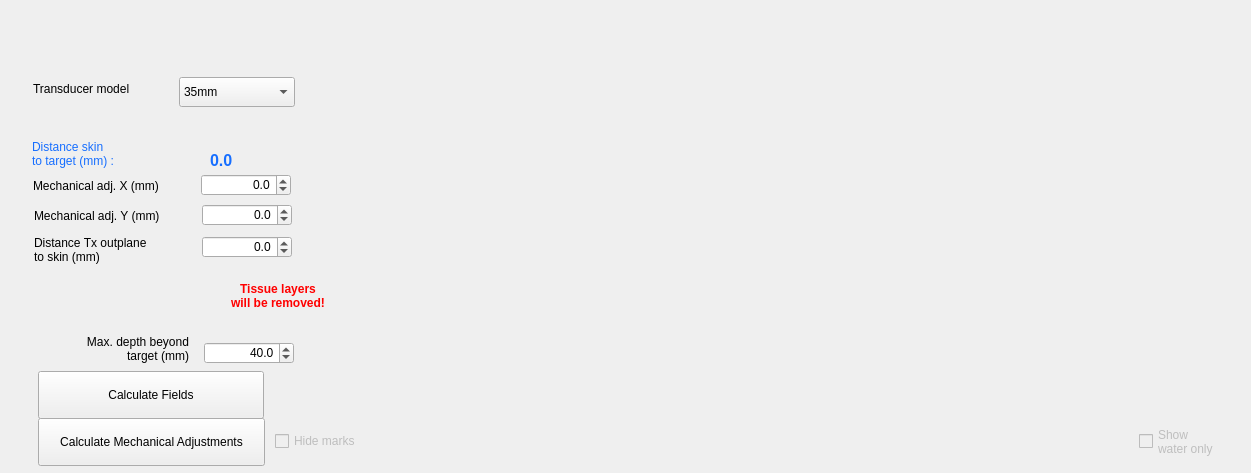
Before: the Qt Designer form BabelBrain/Babel_SingleTx/formBx.ui in ProteusMRIgHIFU/BabelBrain, drawn with Qt 5.
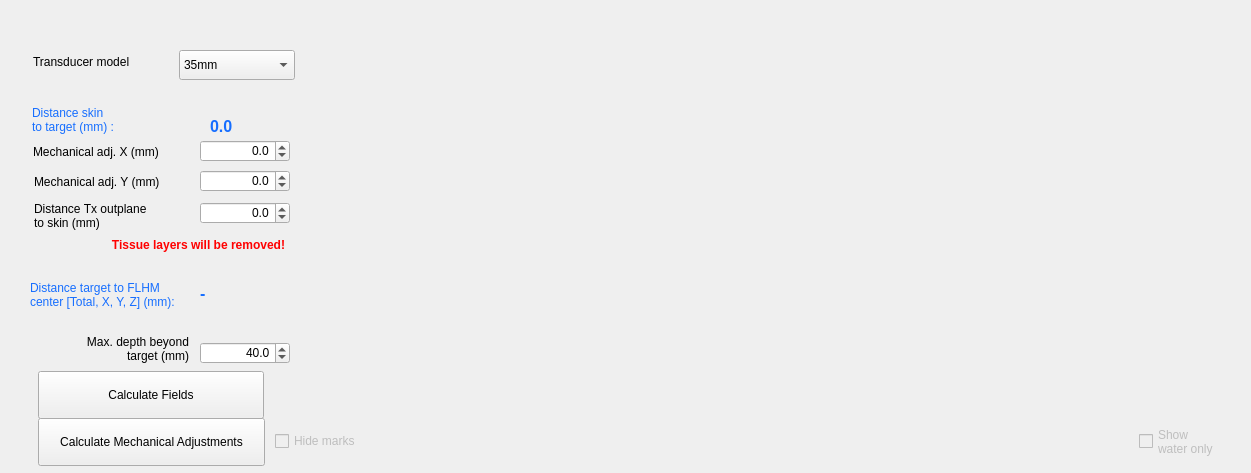
After: the same form once the commit is applied.

Commit message:
Add Display in Step 2 to show distance of target to FLHM
plus some cleanup of UIs files

Diff of the .ui file:
```diff
--- a/BabelBrain/Babel_SingleTx/formBx.ui
+++ b/BabelBrain/Babel_SingleTx/formBx.ui
@@ -20,7 +20,7 @@
    <property name="geometry">
     <rect>
      <x>33</x>
-     <y>176</y>
+     <y>142</y>
      <width>143</width>
      <height>20</height>
     </rect>
@@ -33,7 +33,7 @@
    <property name="geometry">
     <rect>
      <x>210</x>
-     <y>145</y>
+     <y>111</y>
      <width>76</width>
      <height>31</height>
     </rect>
@@ -58,7 +58,7 @@
    <property name="geometry">
     <rect>
      <x>32</x>
-     <y>135</y>
+     <y>101</y>
      <width>150</width>
      <height>38</height>
     </rect>
@@ -77,8 +77,8 @@
   <widget class="QDoubleSpinBox" name="XMechanicSpinBox">
    <property name="geometry">
     <rect>
-     <x>201</x>
-     <y>174</y>
+     <x>200</x>
+     <y>140</y>
      <width>90</width>
      <height>22</height>
     </rect>
@@ -106,7 +106,7 @@
    <property name="geometry">
     <rect>
      <x>34</x>
-     <y>206</y>
+     <y>172</y>
      <width>143</width>
      <height>20</height>
     </rect>
@@ -118,8 +118,8 @@
   <widget class="QDoubleSpinBox" name="YMechanicSpinBox">
    <property name="geometry">
     <rect>
-     <x>202</x>
-     <y>204</y>
+     <x>200</x>
+     <y>170</y>
      <width>90</width>
      <height>22</height>
     </rect>
@@ -156,8 +156,8 @@
   <widget class="QDoubleSpinBox" name="SkinDistanceSpinBox">
    <property name="geometry">
     <rect>
-     <x>202</x>
-     <y>236</y>
+     <x>200</x>
+     <y>202</y>
      <width>90</width>
      <height>22</height>
     </rect>
@@ -185,7 +185,7 @@
    <property name="geometry">
     <rect>
      <x>34</x>
-     <y>234</y>
+     <y>200</y>
      <width>143</width>
      <height>31</height>
     </rect>
@@ -215,7 +215,7 @@
   <widget class="QDoubleSpinBox" name="MaxDepthSpinBox">
    <property name="geometry">
     <rect>
-     <x>204</x>
+     <x>200</x>
      <y>342</y>
      <width>90</width>
      <height>22</height>
@@ -244,7 +244,7 @@
    <property name="geometry">
     <rect>
      <x>33</x>
-     <y>81</y>
+     <y>54</y>
      <width>113</width>
      <height>16</height>
     </rect>
@@ -257,7 +257,7 @@
    <property name="geometry">
     <rect>
      <x>179</x>
-     <y>77</y>
+     <y>50</y>
      <width>116</width>
      <height>30</height>
     </rect>
@@ -286,31 +286,6 @@
     </property>
    </item>
   </widget>
-  <widget class="QLabel" name="LabelTissueRemoved">
-   <property name="geometry">
-    <rect>
-     <x>226</x>
-     <y>279</y>
-     <width>104</width>
-     <height>33</height>
-    </rect>
-   </property>
-   <property name="font">
-    <font>
-     <bold>true</bold>
-    </font>
-   </property>
-   <property name="styleSheet">
-    <string notr="true">color: red</string>
-   </property>
-   <property name="text">
-    <string>Tissue layers
-will be removed!</string>
-   </property>
-   <property name="alignment">
-    <set>Qt::AlignCenter</set>
-   </property>
-  </widget>
   <widget class="QWidget" name="IsppaScrollBars" native="true">
    <property name="geometry">
     <rect>
@@ -392,6 +367,75 @@
     <string>Calculate Mechanical Adjustments</string>
    </property>
   </widget>
+  <widget class="QLabel" name="LabelTissueRemoved">
+   <property name="geometry">
+    <rect>
+     <x>97</x>
+     <y>230</y>
+     <width>203</width>
+     <height>30</height>
+    </rect>
+   </property>
+   <property name="font">
+    <font>
+     <bold>true</bold>
+    </font>
+   </property>
+   <property name="styleSheet">
+    <string notr="true">color: red</string>
+   </property>
+   <property name="text">
+    <string>Tissue layers will be removed!</string>
+   </property>
+   <property name="alignment">
+    <set>Qt::AlignCenter</set>
+   </property>
+  </widget>
+  <widget class="QLabel" name="label_27">
+   <property name="geometry">
+    <rect>
+     <x>30</x>
+     <y>271</y>
+     <width>164</width>
+     <height>47</height>
+    </rect>
+   </property>
+   <property name="styleSheet">
+    <string notr="true">color:rgb(22, 110, 255)</string>
+   </property>
+   <property name="text">
+    <string>Distance target to FLHM
+center [Total, X, Y, Z] (mm):</string>
+   </property>
+   <property name="indent">
+    <number>0</number>
+   </property>
+  </widget>
+  <widget class="QLabel" name="DistanceTargetLabel">
+   <property name="geometry">
+    <rect>
+     <x>200</x>
+     <y>278</y>
+     <width>135</width>
+     <height>31</height>
+    </rect>
+   </property>
+   <property name="font">
+    <font>
+     <pointsize>12</pointsize>
+     <bold>true</bold>
+    </font>
+   </property>
+   <property name="styleSheet">
+    <string notr="true">color:rgb(22, 110, 255)</string>
+   </property>
+   <property name="text">
+    <string>-</string>
+   </property>
+   <property name="textInteractionFlags">
+    <set>Qt::LinksAccessibleByMouse|Qt::TextSelectableByMouse</set>
+   </property>
+  </widget>
  </widget>
  <tabstops>
   <tabstop>TransducerModelcomboBox</tabstop>
```
The commit also changes 14 other files.
